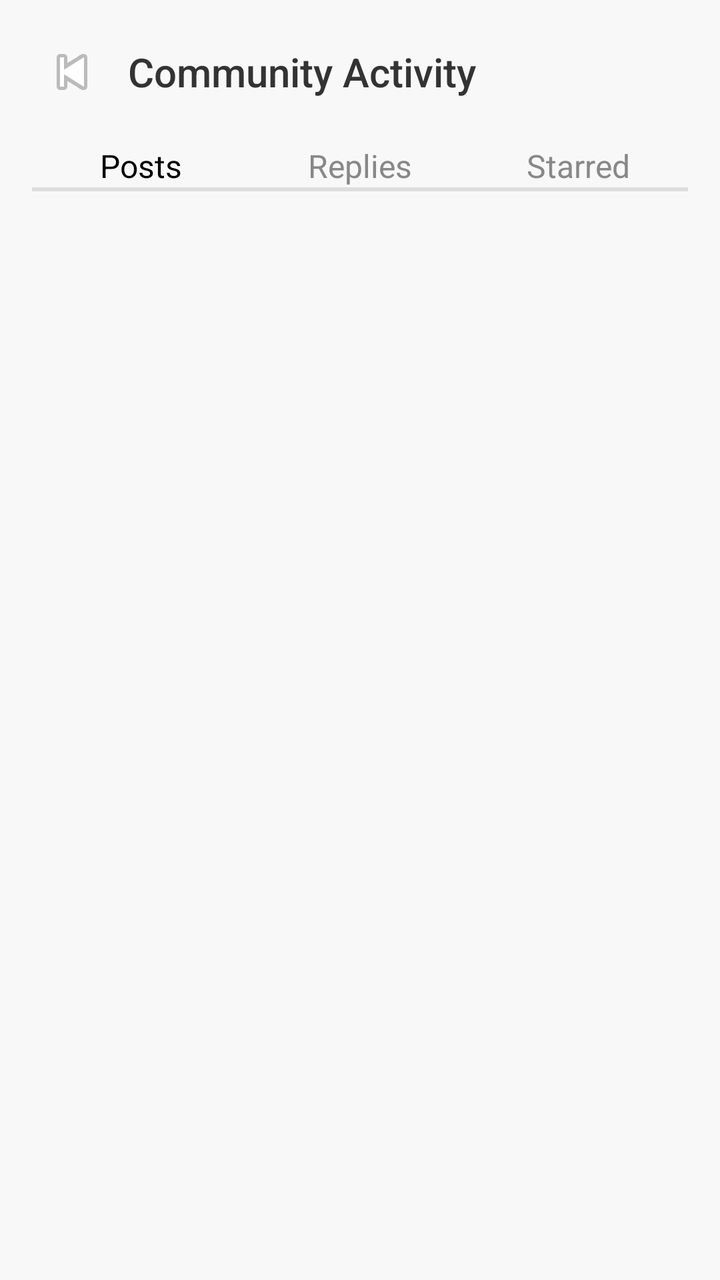
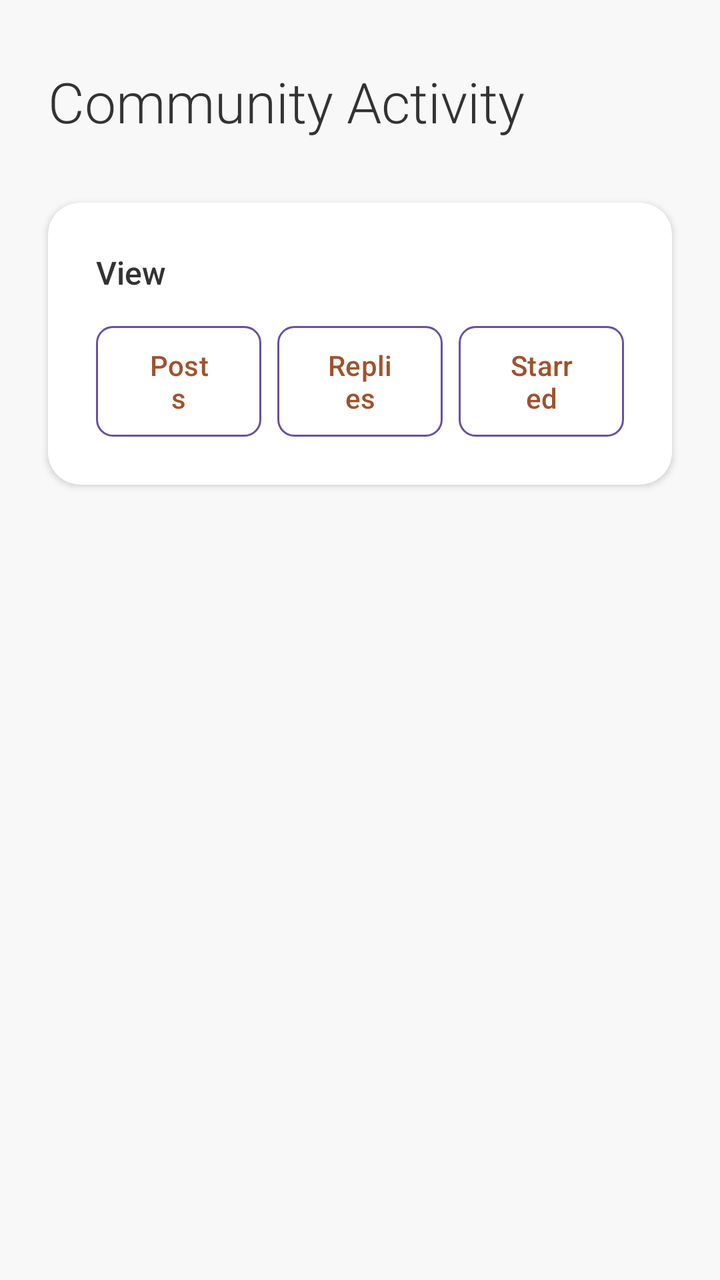

The first picture is an Android layout as it rendered before a commit; the second is the same layout after the commit. The layout source and the unified diff follow.
<!-- AndroidManifest.xml: application theme Theme.Csci3130Group1 -->
<!-- res/layout/activity_community_activity.xml -->
<?xml version="1.0" encoding="utf-8"?>
<LinearLayout xmlns:android="http://schemas.android.com/apk/res/android"
    android:layout_width="match_parent"
    android:layout_height="match_parent"
    android:orientation="vertical"
    android:background="#F8F8F8">

    
    <LinearLayout
        android:layout_width="match_parent"
        android:layout_height="wrap_content"
        android:orientation="horizontal"
        android:padding="16dp"
        android:gravity="center_vertical">

        <ImageButton
            android:id="@+id/btnBack"
            android:layout_width="40dp"
            android:layout_height="40dp"
            android:background="?attr/selectableItemBackgroundBorderless"
            android:src="@android:drawable/ic_media_previous"
            android:contentDescription="Back"/>

        <TextView
            android:layout_width="wrap_content"
            android:layout_height="wrap_content"
            android:text="Community Activity"
            android:textSize="20sp"
            android:textColor="#333333"
            android:fontFamily="sans-serif-medium"
            android:layout_marginStart="8dp"/>
    </LinearLayout>

    
    <LinearLayout
        android:layout_width="match_parent"
        android:layout_height="wrap_content"
        android:orientation="horizontal"
        android:paddingHorizontal="16dp"
        android:paddingBottom="8dp">

        <LinearLayout
            android:id="@+id/tabPosts"
            android:layout_width="0dp"
            android:layout_height="wrap_content"
            android:layout_weight="1"
            android:orientation="vertical"
            android:gravity="center_horizontal">

            <TextView
                android:id="@+id/tabPostsText"
                android:layout_width="wrap_content"
                android:layout_height="wrap_content"
                android:text="Posts"
                android:textSize="16sp"
                android:textColor="#000000"/>

            <View
                android:layout_width="match_parent"
                android:layout_height="2dp"
                android:background="#DDDDDD"/>
        </LinearLayout>

        <LinearLayout
            android:id="@+id/tabReplies"
            android:layout_width="0dp"
            android:layout_height="wrap_content"
            android:layout_weight="1"
            android:orientation="vertical"
            android:gravity="center_horizontal">

            <TextView
                android:id="@+id/tabRepliesText"
                android:layout_width="wrap_content"
                android:layout_height="wrap_content"
                android:text="Replies"
                android:textSize="16sp"
                android:textColor="#888888"/>

            <View
                android:layout_width="match_parent"
                android:layout_height="2dp"
                android:background="#DDDDDD"/>
        </LinearLayout>

        <LinearLayout
            android:id="@+id/tabStarred"
            android:layout_width="0dp"
            android:layout_height="wrap_content"
            android:layout_weight="1"
            android:orientation="vertical"
            android:gravity="center_horizontal">

            <TextView
                android:id="@+id/tabStarredText"
                android:layout_width="wrap_content"
                android:layout_height="wrap_content"
                android:text="Starred"
                android:textSize="16sp"
                android:textColor="#888888"/>

            <View
                android:layout_width="match_parent"
                android:layout_height="2dp"
                android:background="#DDDDDD"/>
        </LinearLayout>
    </LinearLayout>

    <androidx.recyclerview.widget.RecyclerView
        android:id="@+id/recycler"
        android:layout_width="match_parent"
        android:layout_height="0dp"
        android:layout_weight="1"
        android:paddingHorizontal="16dp"
        android:clipToPadding="false"/>

    <LinearLayout
        android:id="@+id/emptyState"
        android:layout_width="match_parent"
        android:layout_height="wrap_content"
        android:orientation="vertical"
        android:gravity="center"
        android:padding="32dp"
        android:visibility="gone">

        <ImageView
            android:layout_width="64dp"
            android:layout_height="64dp"
            android:src="@android:drawable/ic_dialog_info"
            android:layout_marginBottom="12dp"/>

        <TextView
            android:layout_width="wrap_content"
            android:layout_height="wrap_content"
            android:text="Nothing here yet"
            android:textSize="16sp"
            android:textColor="#666666"/>
    </LinearLayout>

</LinearLayout>
<!-- resources referenced by this layout -->
<resources>
  <style name="Theme.Csci3130Group1" parent="Base.Theme.Csci3130Group1" />
  <style name="Base.Theme.Csci3130Group1" parent="Theme.Material3.DayNight.NoActionBar">
          
          
      </style>
</resources>

<!-- the commit's change to res/layout/activity_community_activity.xml (unified diff, before → after) -->
@@ -1,5 +1,6 @@
 <?xml version="1.0" encoding="utf-8"?>
 <LinearLayout xmlns:android="http://schemas.android.com/apk/res/android"
+    xmlns:app="http://schemas.android.com/apk/res-auto"
     android:layout_width="match_parent"
     android:layout_height="match_parent"
     android:orientation="vertical"
@@ -10,131 +11,121 @@
         android:layout_width="match_parent"
         android:layout_height="wrap_content"
         android:orientation="horizontal"
-        android:padding="16dp"
+        android:paddingHorizontal="24dp"
+        android:paddingTop="32dp"
+        android:paddingBottom="24dp"
         android:gravity="center_vertical">
-
-        <ImageButton
-            android:id="@+id/btnBack"
-            android:layout_width="40dp"
-            android:layout_height="40dp"
-            android:background="?attr/selectableItemBackgroundBorderless"
-            android:src="@android:drawable/ic_media_previous"
-            android:contentDescription="Back"/>
 
         <TextView
             android:layout_width="wrap_content"
             android:layout_height="wrap_content"
             android:text="Community Activity"
-            android:textSize="20sp"
-            android:textColor="#333333"
-            android:fontFamily="sans-serif-medium"
-            android:layout_marginStart="8dp"/>
+            android:textSize="28sp"
+            android:fontFamily="sans-serif-light"
+            android:textColor="#333333"/>
     </LinearLayout>
 
     
-    <LinearLayout
+    <androidx.cardview.widget.CardView
         android:layout_width="match_parent"
         android:layout_height="wrap_content"
-        android:orientation="horizontal"
-        android:paddingHorizontal="16dp"
-        android:paddingBottom="8dp">
+        android:layout_marginHorizontal="24dp"
+        android:layout_marginTop="8dp"
+        android:layout_marginBottom="16dp"
+        app:cardCornerRadius="16dp"
+        app:cardElevation="2dp"
+        app:cardBackgroundColor="#FFFFFF">
 
         <LinearLayout
-            android:id="@+id/tabPosts"
-            android:layout_width="0dp"
+            android:layout_width="match_parent"
             android:layout_height="wrap_content"
-            android:layout_weight="1"
             android:orientation="vertical"
-            android:gravity="center_horizontal">
+            android:padding="24dp">
 
             <TextView
-                android:id="@+id/tabPostsText"
                 android:layout_width="wrap_content"
                 android:layout_height="wrap_content"
-                android:text="Posts"
+                android:text="View"
                 android:textSize="16sp"
-                android:textColor="#000000"/>
+                android:fontFamily="sans-serif-medium"
+                android:textColor="#333333"
+                android:layout_marginBottom="16dp"/>
 
-            <View
+            <LinearLayout
                 android:layout_width="match_parent"
-                android:layout_height="2dp"
-                android:background="#DDDDDD"/>
+                android:layout_height="wrap_content"
+                android:orientation="horizontal">
+
+                <Button
+                    android:id="@+id/btnPosts"
+                    android:layout_width="0dp"
+                    android:layout_height="wrap_content"
+                    android:layout_weight="1"
+                    android:text="Posts"
+                    android:textAllCaps="false"
+                    android:background="@drawable/button_selector_primary"
+                    android:textColor="@color/button_text_selector"
+                    android:layout_marginEnd="8dp"/>
+
+                <Button
+                    android:id="@+id/btnReplies"
+                    android:layout_width="0dp"
+                    android:layout_height="wrap_content"
+                    android:layout_weight="1"
+                    android:text="Replies"
+                    android:textAllCaps="false"
+                    android:background="@drawable/button_selector_primary"
+                    android:textColor="@color/button_text_selector"
+                    android:layout_marginEnd="8dp"/>
+
+                <Button
+                    android:id="@+id/btnStarred"
+                    android:layout_width="0dp"
+                    android:layout_height="wrap_content"
+                    android:layout_weight="1"
+                    android:text="Starred"
+                    android:textAllCaps="false"
+                    android:background="@drawable/button_selector_primary"
+                    android:textColor="@color/button_text_selector"/>
+            </LinearLayout>
         </LinearLayout>
+    </androidx.cardview.widget.CardView>
 
-        <LinearLayout
-            android:id="@+id/tabReplies"
-            android:layout_width="0dp"
-            android:layout_height="wrap_content"
-            android:layout_weight="1"
-            android:orientation="vertical"
-            android:gravity="center_horizontal">
-
-            <TextView
-                android:id="@+id/tabRepliesText"
-                android:layout_width="wrap_content"
-                android:layout_height="wrap_content"
-                android:text="Replies"
-                android:textSize="16sp"
-                android:textColor="#888888"/>
-
-            <View
-                android:layout_width="match_parent"
-                android:layout_height="2dp"
-                android:background="#DDDDDD"/>
-        </LinearLayout>
-
-        <LinearLayout
-            android:id="@+id/tabStarred"
-            android:layout_width="0dp"
-            android:layout_height="wrap_content"
-            android:layout_weight="1"
-            android:orientation="vertical"
-            android:gravity="center_horizontal">
-
-            <TextView
-                android:id="@+id/tabStarredText"
-                android:layout_width="wrap_content"
-                android:layout_height="wrap_content"
-                android:text="Starred"
-                android:textSize="16sp"
-                android:textColor="#888888"/>
-
-            <View
-                android:layout_width="match_parent"
-                android:layout_height="2dp"
-                android:background="#DDDDDD"/>
-        </LinearLayout>
-    </LinearLayout>
-
-    <androidx.recyclerview.widget.RecyclerView
-        android:id="@+id/recycler"
+    <FrameLayout
         android:layout_width="match_parent"
         android:layout_height="0dp"
         android:layout_weight="1"
-        android:paddingHorizontal="16dp"
-        android:clipToPadding="false"/>
+        android:paddingHorizontal="24dp">
 
-    <LinearLayout
-        android:id="@+id/emptyState"
-        android:layout_width="match_parent"
-        android:layout_height="wrap_content"
-        android:orientation="vertical"
-        android:gravity="center"
-        android:padding="32dp"
-        android:visibility="gone">
+        <androidx.recyclerview.widget.RecyclerView
+            android:id="@+id/recycler"
+            android:layout_width="match_parent"
+            android:layout_height="match_parent"
+            android:clipToPadding="false"/>
 
-        <ImageView
-            android:layout_width="64dp"
-            android:layout_height="64dp"
-            android:src="@android:drawable/ic_dialog_info"
-            android:layout_marginBottom="12dp"/>
+        <LinearLayout
+            android:id="@+id/emptyState"
+            android:layout_width="match_parent"
+            android:layout_height="match_parent"
+            android:orientation="vertical"
+            android:gravity="center"
+            android:padding="24dp"
+            android:visibility="gone">
 
-        <TextView
-            android:layout_width="wrap_content"
-            android:layout_height="wrap_content"
-            android:text="Nothing here yet"
-            android:textSize="16sp"
-            android:textColor="#666666"/>
-    </LinearLayout>
+            <ImageView
+                android:id="@+id/emptyIcon"
+                android:layout_width="64dp"
+                android:layout_height="64dp"
+                android:src="@android:drawable/ic_dialog_info"
+                android:layout_marginBottom="12dp"/>
+
+            <TextView
+                android:layout_width="wrap_content"
+                android:layout_height="wrap_content"
+                android:text="Nothing here yet"
+                android:textSize="16sp"
+                android:textColor="#666666"/>
+        </LinearLayout>
+    </FrameLayout>
 
 </LinearLayout>
<!-- resource entries referenced after the edit -->
@@ -1,5 +1,25 @@
 <!-- resources referenced by this layout -->
 <resources>
+  <!-- drawable button_selector_primary (drawable) -->
+  <?xml version="1.0" encoding="utf-8"?>
+  <selector xmlns:android="http://schemas.android.com/apk/res/android">
+      
+      <item android:state_selected="true">
+          <shape android:shape="rectangle">
+              <solid android:color="#A0522D"/>
+              <corners android:radius="8dp"/>
+          </shape>
+      </item>
+      
+      
+      <item>
+          <shape android:shape="rectangle">
+              <solid android:color="@android:color/transparent"/>
+              <stroke android:width="1dp" android:color="#A0522D"/>
+              <corners android:radius="8dp"/>
+          </shape>
+      </item>
+  </selector>
   <style name="Theme.Csci3130Group1" parent="Base.Theme.Csci3130Group1" />
   <style name="Base.Theme.Csci3130Group1" parent="Theme.Material3.DayNight.NoActionBar">
           
